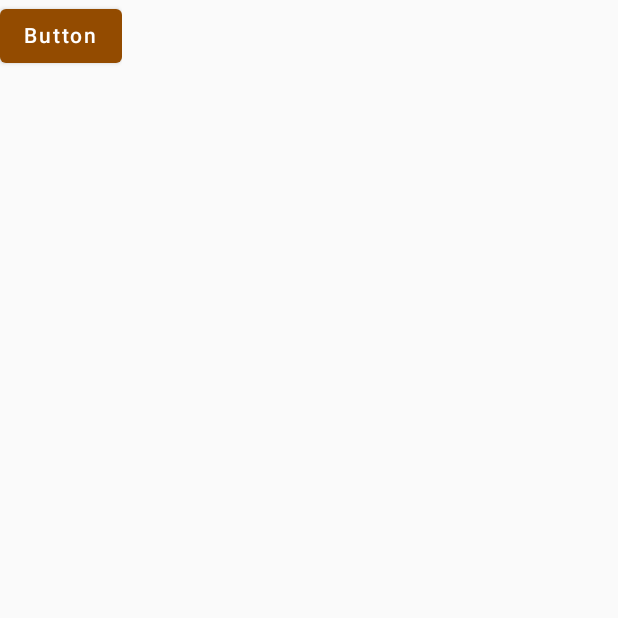
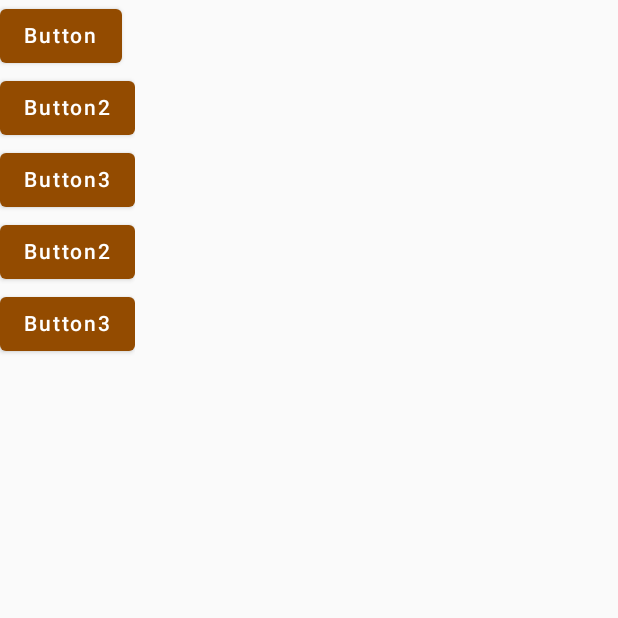
Before and after one commit to KonstPukach/baby-eye, an Android app built with Jetpack Compose: the screen it shows after launch (MainActivity), on a phone screen of 412 x 824 dp, the top half of it. Run offline under Robolectric (Android 15) with nearby library versions, the phone set to English and light mode, and no system bars; our stand-ins replace Dagger/Hilt's generated code.

Commit message:
Android [CI]: Test CI with cache 3

```diff
--- a/baby-eye-android/features/login/ui/src/main/kotlin/com/pukachkosnt/babyeye/features/login/ui/LoginScreen.kt
+++ b/baby-eye-android/features/login/ui/src/main/kotlin/com/pukachkosnt/babyeye/features/login/ui/LoginScreen.kt
@@ -1,5 +1,6 @@
 package com.pukachkosnt.babyeye.features.login.ui
 
+import androidx.compose.foundation.layout.Column
 import androidx.compose.material.Button
 import androidx.compose.material.Text
 import androidx.compose.runtime.Composable
@@ -10,7 +11,21 @@ internal fun LoginScreen(
     loginViewModel: LoginViewModel,
     navController: NavController
 ) {
+    Column {
         Button(onClick = { /*TODO*/ }) {
             Text(text = "Button")
         }
+        Button(onClick = { /*TODO*/ }) {
+            Text(text = "Button2")
+        }
+        Button(onClick = { /*TODO*/ }) {
+            Text(text = "Button3")
+        }
+        Button(onClick = { /*TODO*/ }) {
+            Text(text = "Button2")
+        }
+        Button(onClick = { /*TODO*/ }) {
+            Text(text = "Button3")
+        }
+    }
 }
```
